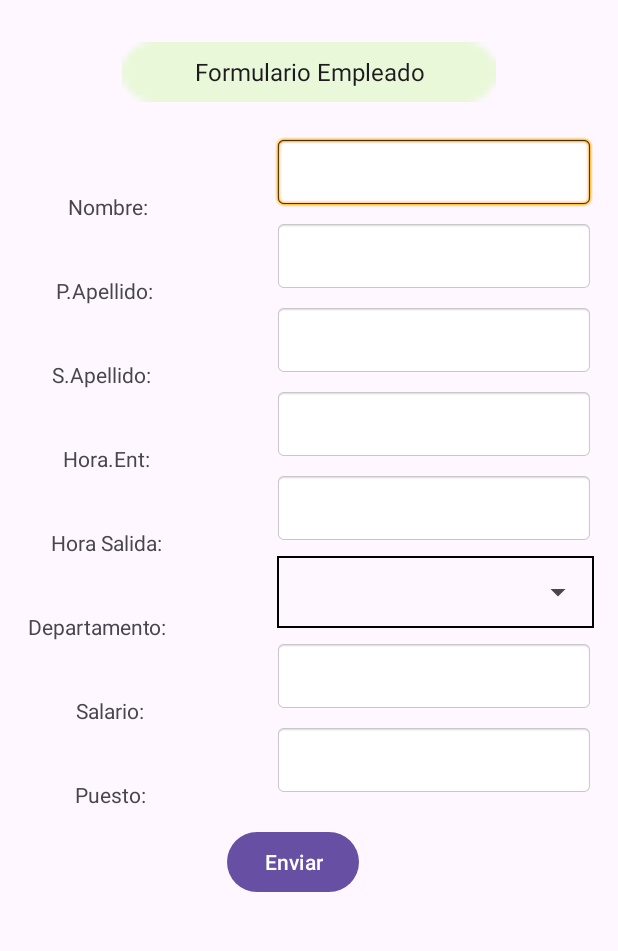
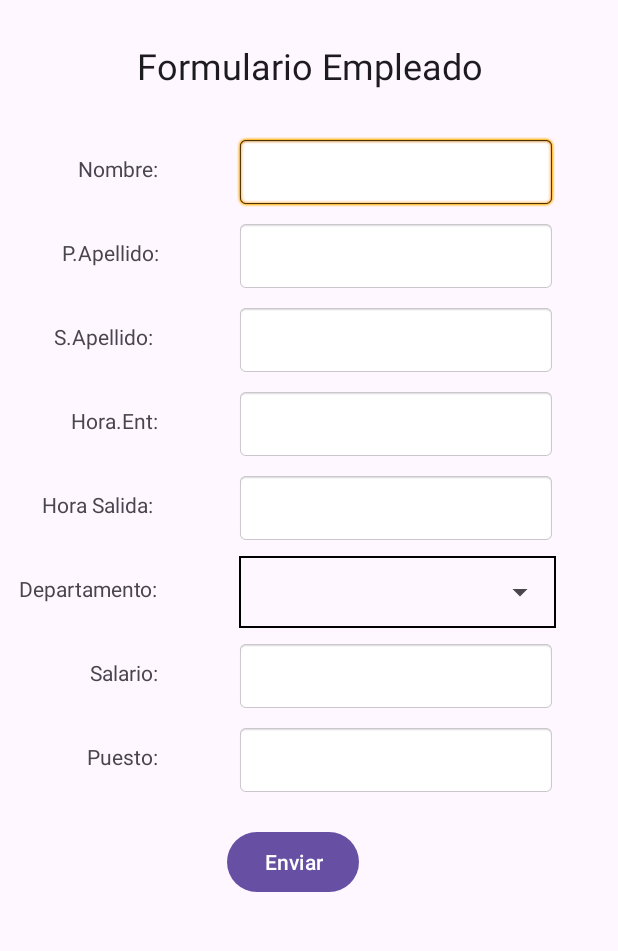
Before and after one commit to M13DAM-Grupo-4/Actividad-2, an Android app: the FormularioEmpleado screen opened directly, with no data from a screen before it, on a phone screen of 412 x 824 dp, the part 96-1047 px from its top. Run offline under Robolectric (Android 15) with nearby library versions, the phone set to English and light mode, and no system bars; 3 statements that could not run were skipped.

Commit message:
Empleado formulario

```diff
--- a/app/src/main/res/layout/formulario.xml
+++ b/app/src/main/res/layout/formulario.xml
@@ -9,13 +9,12 @@
         android:id="@+id/insertarNombre"
         android:layout_width="wrap_content"
         android:layout_height="48dp"
-        android:layout_marginEnd="16dp"
         android:layout_marginBottom="8dp"
+        android:background="@android:drawable/editbox_background"
         android:ems="10"
-        android:background="@android:drawable/editbox_background"
         android:inputType="text"
         app:layout_constraintBottom_toTopOf="@+id/insertarPapellido"
-        app:layout_constraintEnd_toEndOf="parent"
+        app:layout_constraintEnd_toStartOf="@+id/guideline11"
         app:layout_constraintTop_toTopOf="@+id/guideline5"
         app:layout_constraintVertical_bias="1.0" />
 
@@ -23,49 +22,44 @@
         android:id="@+id/insertarSapellido"
         android:layout_width="wrap_content"
         android:layout_height="48dp"
-        android:layout_marginEnd="16dp"
         android:layout_marginBottom="8dp"
         android:background="@android:drawable/editbox_background"
         android:ems="10"
         android:inputType="text"
         app:layout_constraintBottom_toTopOf="@+id/horario_entrada"
-        app:layout_constraintEnd_toEndOf="parent" />
+        app:layout_constraintEnd_toStartOf="@+id/guideline11" />
 
     <EditText
         android:id="@+id/horario_salida"
         android:layout_width="wrap_content"
         android:layout_height="48dp"
-        android:layout_marginEnd="16dp"
         android:layout_marginBottom="8dp"
+        android:background="@android:drawable/editbox_background"
         android:ems="10"
         android:inputType="time"
-        android:background="@android:drawable/editbox_background"
         app:layout_constraintBottom_toTopOf="@+id/spinner_IdDepartamento"
-        app:layout_constraintEnd_toEndOf="parent" />
+        app:layout_constraintEnd_toStartOf="@+id/guideline11" />
 
     <EditText
         android:id="@+id/horario_entrada"
         android:layout_width="wrap_content"
         android:layout_height="48dp"
-        android:layout_marginEnd="16dp"
         android:layout_marginBottom="8dp"
+        android:background="@android:drawable/editbox_background"
         android:ems="10"
-        android:background="@android:drawable/editbox_background"
         android:inputType="time"
         app:layout_constraintBottom_toTopOf="@+id/horario_salida"
-        app:layout_constraintEnd_toEndOf="parent" />
+        app:layout_constraintEnd_toStartOf="@+id/guideline11" />
 
 
     <RelativeLayout
         android:id="@+id/spinner_IdDepartamento"
         android:layout_width="211dp"
         android:layout_height="48dp"
-        android:layout_marginEnd="16dp"
         android:layout_marginBottom="8dp"
+        android:background="@drawable/gadient_spinner"
         app:layout_constraintBottom_toTopOf="@+id/insertar_salario"
-        app:layout_constraintEnd_toEndOf="parent"
-        android:background="@drawable/gadient_spinner"
-        >
+        app:layout_constraintEnd_toStartOf="@+id/guideline11">
 
         <Spinner
             android:id="@+id/rlspinner_IdDepartamento"
@@ -77,37 +71,34 @@
         android:id="@+id/insertar_salario"
         android:layout_width="wrap_content"
         android:layout_height="48dp"
-        android:layout_marginEnd="16dp"
         android:layout_marginBottom="8dp"
+        android:background="@android:drawable/editbox_background"
         android:ems="10"
-        android:background="@android:drawable/editbox_background"
         android:inputType="numberDecimal"
         app:layout_constraintBottom_toTopOf="@+id/insertar_puesto"
-        app:layout_constraintEnd_toEndOf="parent" />
+        app:layout_constraintEnd_toStartOf="@+id/guideline11" />
 
     <EditText
         android:id="@+id/insertar_puesto"
         android:layout_width="wrap_content"
         android:layout_height="48dp"
-        android:layout_marginEnd="16dp"
         android:layout_marginBottom="20dp"
         android:background="@android:drawable/editbox_background"
         android:ems="10"
         android:inputType="text"
         app:layout_constraintBottom_toTopOf="@+id/enviar_formulario"
-        app:layout_constraintEnd_toEndOf="parent" />
+        app:layout_constraintEnd_toStartOf="@+id/guideline11" />
 
     <EditText
         android:id="@+id/insertarPapellido"
         android:layout_width="wrap_content"
         android:layout_height="48dp"
-        android:layout_marginEnd="16dp"
         android:layout_marginBottom="8dp"
         android:background="@android:drawable/editbox_background"
         android:ems="10"
         android:inputType="text"
         app:layout_constraintBottom_toTopOf="@+id/insertarSapellido"
-        app:layout_constraintEnd_toEndOf="parent" />
+        app:layout_constraintEnd_toStartOf="@+id/guideline11" />
 
     <androidx.appcompat.widget.Toolbar
         android:id="@+id/toolbarForm"
@@ -130,6 +121,13 @@
         app:layout_constraintGuide_percent="0.16" />
 
     <androidx.constraintlayout.widget.Guideline
+        android:id="@+id/guideline10"
+        android:layout_width="wrap_content"
+        android:layout_height="wrap_content"
+        android:orientation="horizontal"
+        app:layout_constraintGuide_percent="0.21" />
+
+    <androidx.constraintlayout.widget.Guideline
         android:id="@+id/guideline7"
         android:layout_width="wrap_content"
         android:layout_height="wrap_content"
@@ -139,14 +137,13 @@
     <TextView
         android:id="@+id/textView5"
         android:layout_width="249dp"
-        android:layout_height="40dp"
-        android:background="@android:drawable/button_onoff_indicator_on"
+        android:layout_height="wrap_content"
         android:backgroundTint="#E9F8D9"
         android:gravity="center"
         android:padding="8dp"
         android:text="Formulario Empleado"
         android:textAppearance="@style/TextAppearance.AppCompat.Body1"
-        android:textSize="16sp"
+        android:textSize="24sp"
         app:layout_constraintBottom_toTopOf="@+id/guideline5"
         app:layout_constraintEnd_toEndOf="parent"
         app:layout_constraintStart_toStartOf="parent"
@@ -161,105 +158,89 @@
         app:layout_constraintBottom_toTopOf="@+id/guideline7"
         app:layout_constraintEnd_toEndOf="parent"
         app:layout_constraintHorizontal_bias="0.467"
-        app:layout_constraintStart_toStartOf="parent"
-        app:layout_constraintTop_toBottomOf="@+id/textView15"
-        app:layout_constraintVertical_bias="1.0" />
+        app:layout_constraintStart_toStartOf="parent" />
 
     <TextView
         android:id="@+id/textView7"
         android:layout_width="wrap_content"
-        android:layout_height="48dp"
-        android:layout_marginTop="60dp"
-        android:layout_marginEnd="44dp"
+        android:layout_height="0dp"
+        android:layout_marginTop="12dp"
         android:text="Nombre:"
         app:layout_constraintEnd_toStartOf="@+id/insertarNombre"
-        app:layout_constraintHorizontal_bias="0.534"
         app:layout_constraintStart_toStartOf="parent"
-        app:layout_constraintTop_toTopOf="@+id/guideline5" />
+        app:layout_constraintTop_toTopOf="@+id/insertarNombre" />
 
     <TextView
         android:id="@+id/textView9"
         android:layout_width="wrap_content"
-        android:layout_height="48dp"
-        android:layout_marginStart="28dp"
-        android:layout_marginTop="8dp"
+        android:layout_height="wrap_content"
+        android:layout_marginTop="12dp"
         android:text="P.Apellido:"
-        app:layout_constraintEnd_toStartOf="@+id/insertarPapellido"
-        app:layout_constraintHorizontal_bias="0.103"
-        app:layout_constraintStart_toStartOf="parent"
-        app:layout_constraintTop_toBottomOf="@+id/textView7" />
+        android:textAlignment="viewEnd"
+        app:layout_constraintEnd_toEndOf="@+id/textView7"
+        app:layout_constraintTop_toTopOf="@+id/insertarPapellido" />
 
     <TextView
         android:id="@+id/textView10"
         android:layout_width="wrap_content"
-        android:layout_height="48dp"
-        android:layout_marginTop="8dp"
-        android:layout_marginEnd="24dp"
+        android:layout_height="wrap_content"
+        android:layout_marginTop="12dp"
         android:text="S.Apellido: "
-        app:layout_constraintEnd_toStartOf="@+id/insertarSapellido"
-        app:layout_constraintHorizontal_bias="0.388"
-        app:layout_constraintStart_toStartOf="parent"
-        app:layout_constraintTop_toBottomOf="@+id/textView9" />
+        app:layout_constraintEnd_toEndOf="@+id/textView9"
+        app:layout_constraintTop_toTopOf="@+id/insertarSapellido" />
 
     <TextView
         android:id="@+id/textView11"
         android:layout_width="wrap_content"
-        android:layout_height="48dp"
-        android:layout_marginTop="8dp"
-        android:layout_marginEnd="24dp"
+        android:layout_height="wrap_content"
+        android:layout_marginTop="12dp"
         android:text="Hora.Ent:"
-        app:layout_constraintEnd_toStartOf="@+id/horario_entrada"
-        app:layout_constraintHorizontal_bias="0.416"
-        app:layout_constraintStart_toStartOf="parent"
-        app:layout_constraintTop_toBottomOf="@+id/textView10" />
+        app:layout_constraintEnd_toEndOf="@+id/textView10"
+        app:layout_constraintTop_toTopOf="@+id/horario_entrada" />
 
     <TextView
         android:id="@+id/textView12"
         android:layout_width="wrap_content"
-        android:layout_height="48dp"
-        android:layout_marginTop="8dp"
-        android:layout_marginEnd="24dp"
+        android:layout_height="wrap_content"
+        android:layout_marginTop="12dp"
         android:text="Hora Salida: "
-        app:layout_constraintEnd_toStartOf="@+id/horario_salida"
-        app:layout_constraintHorizontal_bias="0.416"
-        app:layout_constraintStart_toStartOf="parent"
-        app:layout_constraintTop_toBottomOf="@+id/textView11" />
+        app:layout_constraintEnd_toEndOf="@+id/textView11"
+        app:layout_constraintTop_toTopOf="@+id/horario_salida" />
 
     <TextView
         android:id="@+id/textView13"
         android:layout_width="wrap_content"
-        android:layout_height="48dp"
-        android:layout_marginTop="8dp"
-        android:layout_marginEnd="24dp"
+        android:layout_height="wrap_content"
+        android:layout_marginTop="12dp"
         android:text="Departamento:"
-        app:layout_constraintEnd_toStartOf="@+id/horario_salida"
-        app:layout_constraintHorizontal_bias="0.28"
-        app:layout_constraintStart_toStartOf="parent"
-        app:layout_constraintTop_toBottomOf="@+id/textView12" />
+        app:layout_constraintEnd_toEndOf="@+id/textView12"
+        app:layout_constraintTop_toTopOf="@+id/spinner_IdDepartamento" />
 
     <TextView
         android:id="@+id/textView14"
         android:layout_width="wrap_content"
-        android:layout_height="48dp"
-        android:layout_marginTop="8dp"
+        android:layout_height="wrap_content"
+        android:layout_marginTop="12dp"
         android:text="Salario:"
-        app:layout_constraintEnd_toStartOf="@+id/insertar_salario"
-        app:layout_constraintHorizontal_bias="0.37"
-        app:layout_constraintStart_toStartOf="parent"
-        app:layout_constraintTop_toBottomOf="@+id/textView13" />
+        app:layout_constraintEnd_toEndOf="@+id/textView13"
+        app:layout_constraintTop_toTopOf="@+id/insertar_salario" />
 
     <TextView
-        android:id="@+id/textView15"
+        android:id="@+id/textView3"
         android:layout_width="wrap_content"
-        android:layout_height="48dp"
-        android:layout_marginTop="8dp"
+        android:layout_height="wrap_content"
+        android:layout_marginTop="12dp"
         android:text="Puesto:"
-        app:layout_constraintBottom_toTopOf="@+id/guideline7"
-        app:layout_constraintEnd_toStartOf="@+id/insertar_puesto"
-        app:layout_constraintHorizontal_bias="0.37"
-        app:layout_constraintStart_toStartOf="parent"
-        app:layout_constraintTop_toBottomOf="@+id/textView14"
-        app:layout_constraintVertical_bias="0.0" />
+        app:layout_constraintEnd_toEndOf="@+id/textView14"
+        app:layout_constraintTop_toTopOf="@+id/insertar_puesto" />
+
+    <androidx.constraintlayout.widget.Guideline
+        android:id="@+id/guideline11"
+        android:layout_width="wrap_content"
+        android:layout_height="wrap_content"
+        android:orientation="vertical"
+        app:layout_constraintGuide_begin="395dp"
+        app:layout_constraintGuide_percent="0.9" />
 
 
 </androidx.constraintlayout.widget.ConstraintLayout>
```
